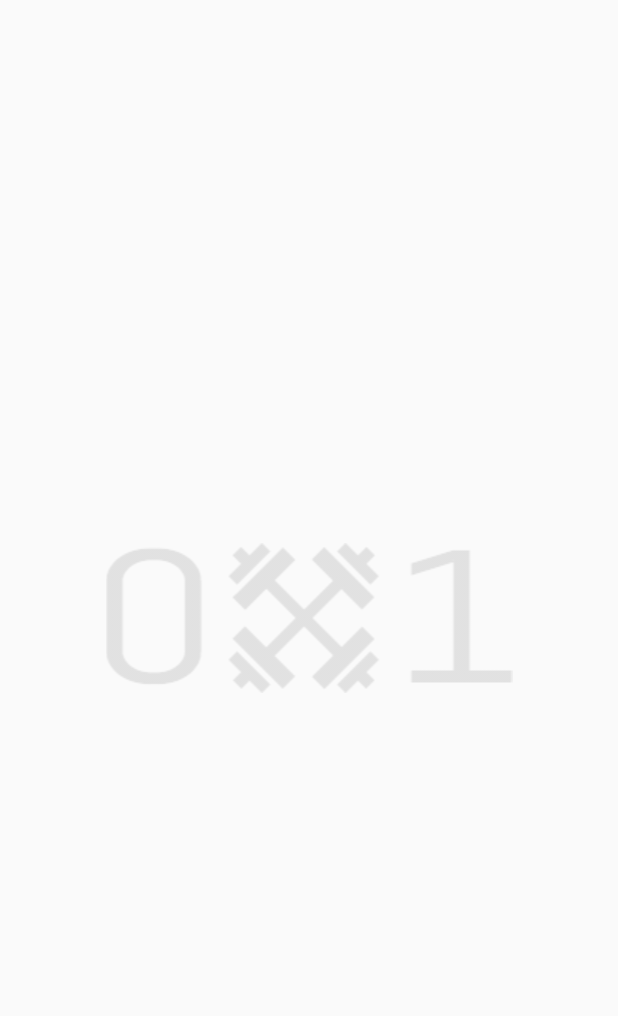
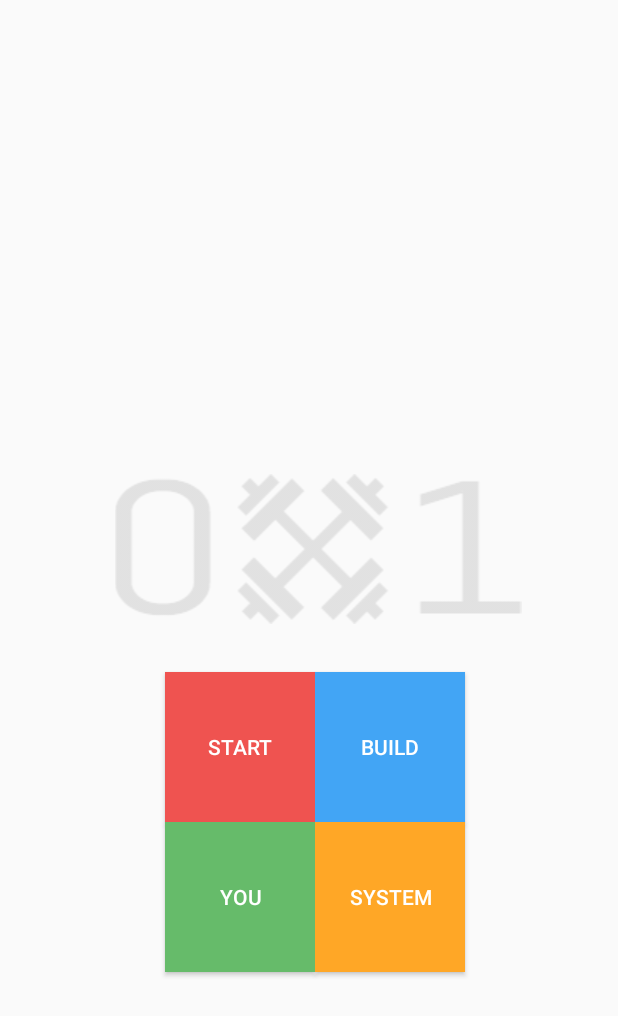
Before and after one commit to AlainaTraxler/0x1, an Android app: the screen it shows after launch once a user with an empty profile is signed in (MainActivity), on a phone screen of 412 x 824 dp. Shown: the top 1016 px of the screen. Run offline under Robolectric (Android 15) with nearby library versions, the phone set to English and light mode, and no system bars; our stand-ins replace Firebase (no records; nobody signed in at launch, a user with empty details on screens opened directly).

Commit message:
set up layout for Main

```diff
--- a/app/src/main/res/layout/activity_main.xml
+++ b/app/src/main/res/layout/activity_main.xml
@@ -10,8 +10,57 @@
         android:layout_height="wrap_content"
         android:id="@+id/imageView"
         android:src="@drawable/logo"
-        android:layout_centerVertical="true"
+        android:alpha=".10"
+        android:layout_marginLeft="12dp"
+        android:layout_marginBottom="32dp"
+        android:layout_above="@+id/Build"
         android:layout_alignParentLeft="true"
-        android:alpha=".10"
         android:layout_alignParentStart="true" />
+
+    <Button
+        android:layout_width="100dp"
+        android:layout_height="100dp"
+        android:text="Build"
+        android:id="@+id/Build"
+        android:layout_above="@+id/You"
+        android:layout_alignLeft="@+id/System"
+        android:layout_alignStart="@+id/System"
+        android:background="#42A5F5"
+        android:textColor="#ffffff" />
+
+    <Button
+        android:layout_width="100dp"
+        android:layout_height="100dp"
+        android:text="Start"
+        android:id="@+id/Start"
+        android:layout_above="@+id/You"
+        android:layout_toLeftOf="@+id/System"
+        android:layout_toStartOf="@+id/System"
+        android:background="#EF5350"
+        android:textColor="#ffffff" />
+
+    <Button
+        android:layout_width="100dp"
+        android:layout_height="100dp"
+        android:text="You"
+        android:id="@+id/You"
+        android:layout_alignTop="@+id/System"
+        android:layout_toLeftOf="@+id/System"
+        android:layout_toStartOf="@+id/System"
+        android:background="#66BB6A"
+        android:textColor="#ffffff" />
+
+    <Button
+        android:layout_width="100dp"
+        android:layout_height="100dp"
+        android:text="System"
+        android:id="@+id/System"
+        android:layout_marginRight="102dp"
+        android:layout_marginEnd="102dp"
+        android:background="#FFA726"
+        android:textColor="#ffffff"
+        android:layout_marginBottom="176dp"
+        android:layout_alignParentBottom="true"
+        android:layout_alignParentRight="true"
+        android:layout_alignParentEnd="true" />
 </RelativeLayout>
```
